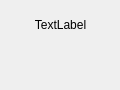
This is src/nodebase.ui in ttddee/Cascade as Qt 5 draws it before an edit. The edited form follows.
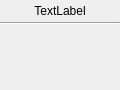
This is the edited form.

Diff of the .ui file:
```diff
--- a/src/nodebase.ui
+++ b/src/nodebase.ui
@@ -25,14 +25,32 @@
   <property name="windowTitle">
    <string>Form</string>
   </property>
+  <property name="windowOpacity">
+   <double>1.000000000000000</double>
+  </property>
+  <layout class="QVBoxLayout" name="verticalLayout">
+   <property name="spacing">
+    <number>4</number>
+   </property>
+   <property name="leftMargin">
+    <number>0</number>
+   </property>
+   <property name="topMargin">
+    <number>4</number>
+   </property>
+   <item>
   <widget class="QLabel" name="NodeTitleLabel">
-   <property name="geometry">
-    <rect>
-     <x>10</x>
-     <y>18</y>
-     <width>101</width>
-     <height>61</height>
-    </rect>
+     <property name="minimumSize">
+      <size>
+       <width>120</width>
+       <height>0</height>
+      </size>
+     </property>
+     <property name="maximumSize">
+      <size>
+       <width>16777215</width>
+       <height>20</height>
+      </size>
    </property>
    <property name="text">
     <string>TextLabel</string>
@@ -44,6 +62,34 @@
     <bool>true</bool>
    </property>
   </widget>
+   </item>
+   <item>
+    <widget class="Line" name="line">
+     <property name="minimumSize">
+      <size>
+       <width>120</width>
+       <height>2</height>
+      </size>
+     </property>
+     <property name="orientation">
+      <enum>Qt::Horizontal</enum>
+     </property>
+    </widget>
+   </item>
+   <item>
+    <spacer name="verticalSpacer">
+     <property name="orientation">
+      <enum>Qt::Vertical</enum>
+     </property>
+     <property name="sizeHint" stdset="0">
+      <size>
+       <width>20</width>
+       <height>40</height>
+      </size>
+     </property>
+    </spacer>
+   </item>
+  </layout>
  </widget>
  <resources/>
  <connections/>
```
Lines whose indentation alone changed are shown as unchanged.
